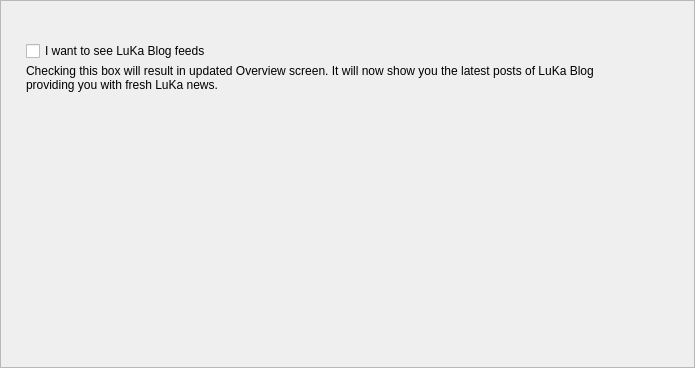
Old version of the form src/Gui/Options/PrivacyFrame.ui in the repository ricochetcoin/ricochet-wallet.
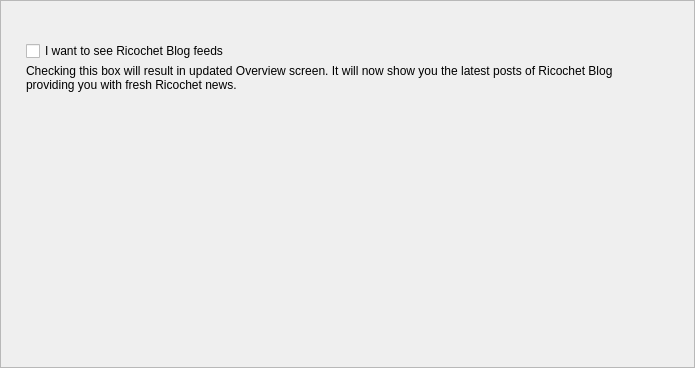
New version of the form. Custom widgets are drawn as their Qt base class.

What changed in the file:
```diff
--- a/src/Gui/Options/PrivacyFrame.ui
+++ b/src/Gui/Options/PrivacyFrame.ui
@@ -71,14 +71,14 @@
       <item>
        <widget class="QCheckBox" name="m_newsCheck">
         <property name="text">
-         <string>I want to see LuKa Blog feeds</string>
+         <string>I want to see Ricochet Blog feeds</string>
         </property>
        </widget>
       </item>
       <item alignment="Qt::AlignTop">
        <widget class="WalletGui::WalletSmallGrayTextLabel" name="m_embeddedHelperLabel">
         <property name="text">
-         <string>Checking this box will result in updated Overview screen. It will now show you the latest posts of LuKa Blog providing you with fresh LuKa news.</string>
+         <string>Checking this box will result in updated Overview screen. It will now show you the latest posts of Ricochet Blog providing you with fresh Ricochet news.</string>
         </property>
         <property name="alignment">
          <set>Qt::AlignLeading|Qt::AlignLeft|Qt::AlignTop</set>
```
